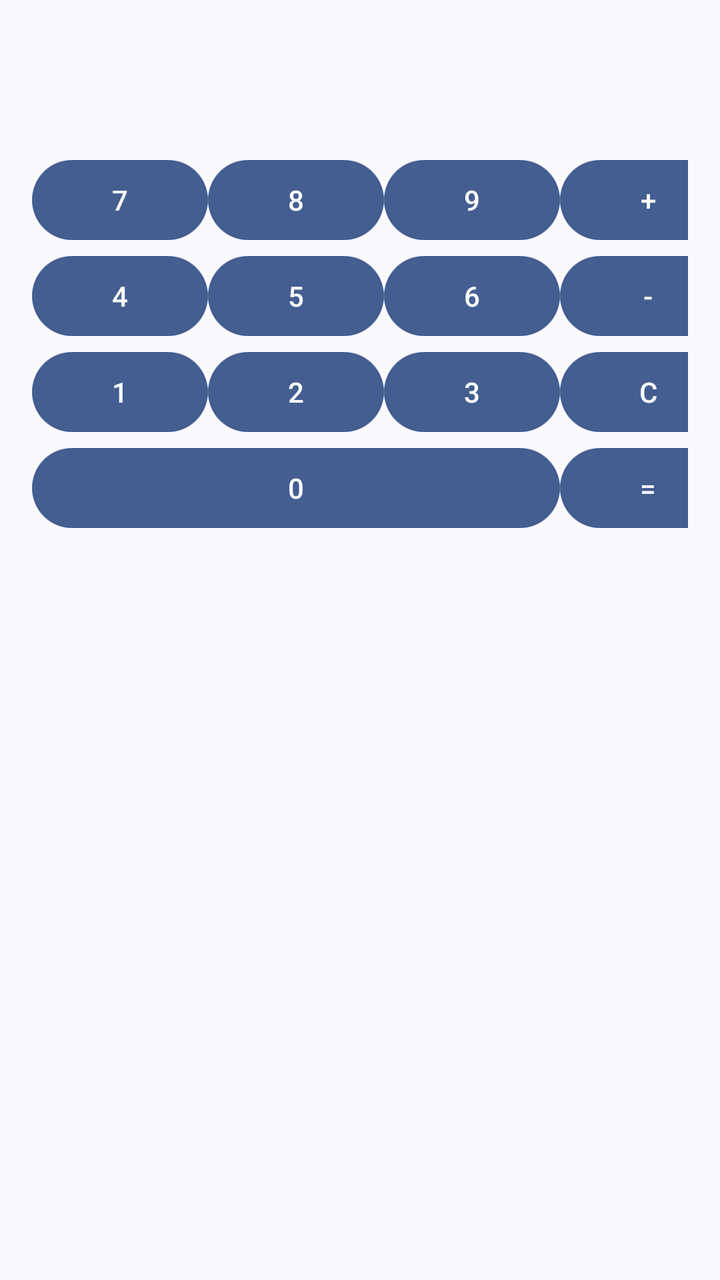
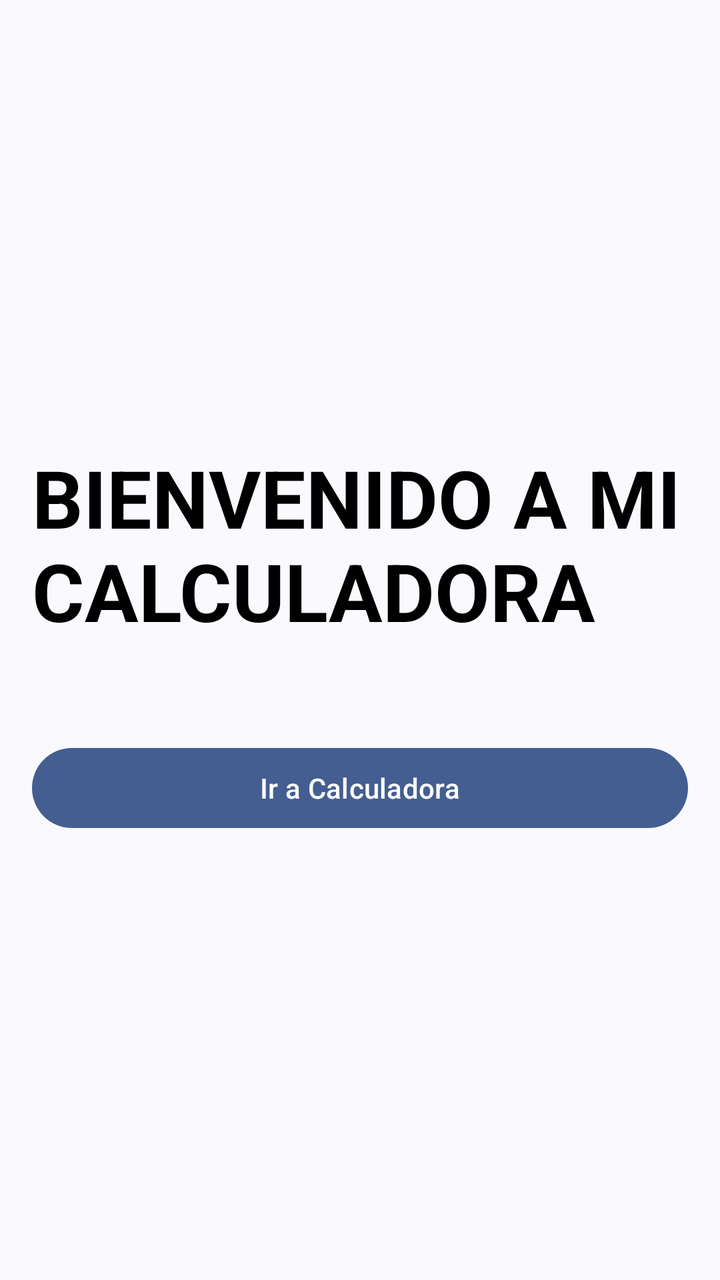

Screens rendered from an Android XML layout before and after an edit, with the pre-edit source and the edit as a unified diff.
<!-- AndroidManifest.xml: application theme Theme.DAMProgramacionMultimediaYDispositivosMoviles -->
<!-- res/layout/activity_main.xml -->
<?xml version="1.0" encoding="utf-8"?>
<androidx.constraintlayout.widget.ConstraintLayout xmlns:android="http://schemas.android.com/apk/res/android"
        xmlns:app="http://schemas.android.com/apk/res-auto"
        xmlns:tools="http://schemas.android.com/tools"
        android:id="@+id/main"
        android:layout_width="match_parent"
        android:layout_height="match_parent"
        tools:context=".MainActivity">

    <GridLayout xmlns:android="http://schemas.android.com/apk/res/android"
            android:layout_width="match_parent"
            android:layout_height="match_parent"
            android:columnCount="4"
            android:rowCount="6"
            android:padding="16dp">

        
        <TextView
                android:id="@+id/tvPantalla"
                android:background="@color/white"
                android:textSize="45dp"
                android:layout_row="0"
                android:layout_column="0" 
                android:layout_columnSpan="4" />

        
        <Button
                android:id="@+id/btn7"
                android:text="7"
                android:layout_row="1"
                android:layout_column="0" />

        <Button
                android:id="@+id/btn8"
                android:text="8"
                android:layout_row="1"
                android:layout_column="1" />

        <Button
                android:id="@+id/btn9"
                android:text="9"
                android:layout_row="1"
                android:layout_column="2" />

        <Button
                android:id="@+id/btnMas"
                android:text="+"
                android:layout_row="1"
                android:layout_column="3" />

        
        <Button
                android:id="@+id/btn4"
                android:text="4"
                android:layout_row="2"
                android:layout_column="0" />

        <Button
                android:id="@+id/btn5"
                android:text="5"
                android:layout_row="2"
                android:layout_column="1" />

        <Button
                android:id="@+id/btn6"
                android:text="6"
                android:layout_row="2"
                android:layout_column="2" />

        <Button
                android:id="@+id/btnMenos"
                android:text="-"
                android:layout_row="2"
                android:layout_column="3" />

        
        <Button
                android:id="@+id/btn1"
                android:text="1"
                android:layout_row="3"
                android:layout_column="0" />

        <Button
                android:id="@+id/btn2"
                android:text="2"
                android:layout_row="3"
                android:layout_column="1" />

        <Button
                android:id="@+id/btn3"
                android:text="3"
                android:layout_row="3"
                android:layout_column="2" />

        <Button
                android:id="@+id/btnC"
                android:text="C"
                android:layout_row="3"
                android:layout_column="3" />


        
        <Button
                android:id="@+id/btn0"
                android:text="0"
                android:layout_row="4"
                android:layout_column="0"
                android:layout_columnSpan="3"
                android:layout_gravity="fill_horizontal" />

        <Button
                android:id="@+id/btnIgual"
                android:text="="
                android:layout_row="4"
                android:layout_column="3" />

    </GridLayout>

</androidx.constraintlayout.widget.ConstraintLayout>
<!-- resources referenced by this layout -->
<resources>
  <color name="white">#FFFFFFFF</color>
  <style name="Theme.DAMProgramacionMultimediaYDispositivosMoviles" parent="Base.Theme.DAMProgramacionMultimediaYDispositivosMoviles" />
  <style name="Base.Theme.DAMProgramacionMultimediaYDispositivosMoviles" parent="Theme.Material3.DynamicColors.DayNight">
          
          
      </style>
</resources>

<!-- the commit's change to res/layout/activity_main.xml (unified diff, before → after) -->
@@ -1,119 +1,24 @@
 <?xml version="1.0" encoding="utf-8"?>
-<androidx.constraintlayout.widget.ConstraintLayout xmlns:android="http://schemas.android.com/apk/res/android"
-        xmlns:app="http://schemas.android.com/apk/res-auto"
-        xmlns:tools="http://schemas.android.com/tools"
-        android:id="@+id/main"
+<LinearLayout xmlns:android="http://schemas.android.com/apk/res/android"
         android:layout_width="match_parent"
         android:layout_height="match_parent"
-        tools:context=".MainActivity">
+        android:orientation="vertical"
+        android:gravity="center_vertical"
+        android:padding="16dp">
 
-    <GridLayout xmlns:android="http://schemas.android.com/apk/res/android"
+    <TextView
+            android:id="@+id/tvGameOver"
+            android:layout_width="wrap_content"
+            android:layout_height="wrap_content"
+            android:text="BIENVENIDO A MI CALCULADORA"
+            android:textSize="40sp"
+            android:textStyle="bold"
+            android:textColor="#000000" />
+
+    <Button
+            android:id="@+id/btnFeedback"
             android:layout_width="match_parent"
-            android:layout_height="match_parent"
-            android:columnCount="4"
-            android:rowCount="6"
-            android:padding="16dp">
-
-        
-        <TextView
-                android:id="@+id/tvPantalla"
-                android:background="@color/white"
-                android:textSize="45dp"
-                android:layout_row="0"
-                android:layout_column="0" 
-                android:layout_columnSpan="4" />
-
-        
-        <Button
-                android:id="@+id/btn7"
-                android:text="7"
-                android:layout_row="1"
-                android:layout_column="0" />
-
-        <Button
-                android:id="@+id/btn8"
-                android:text="8"
-                android:layout_row="1"
-                android:layout_column="1" />
-
-        <Button
-                android:id="@+id/btn9"
-                android:text="9"
-                android:layout_row="1"
-                android:layout_column="2" />
-
-        <Button
-                android:id="@+id/btnMas"
-                android:text="+"
-                android:layout_row="1"
-                android:layout_column="3" />
-
-        
-        <Button
-                android:id="@+id/btn4"
-                android:text="4"
-                android:layout_row="2"
-                android:layout_column="0" />
-
-        <Button
-                android:id="@+id/btn5"
-                android:text="5"
-                android:layout_row="2"
-                android:layout_column="1" />
-
-        <Button
-                android:id="@+id/btn6"
-                android:text="6"
-                android:layout_row="2"
-                android:layout_column="2" />
-
-        <Button
-                android:id="@+id/btnMenos"
-                android:text="-"
-                android:layout_row="2"
-                android:layout_column="3" />
-
-        
-        <Button
-                android:id="@+id/btn1"
-                android:text="1"
-                android:layout_row="3"
-                android:layout_column="0" />
-
-        <Button
-                android:id="@+id/btn2"
-                android:text="2"
-                android:layout_row="3"
-                android:layout_column="1" />
-
-        <Button
-                android:id="@+id/btn3"
-                android:text="3"
-                android:layout_row="3"
-                android:layout_column="2" />
-
-        <Button
-                android:id="@+id/btnC"
-                android:text="C"
-                android:layout_row="3"
-                android:layout_column="3" />
-
-
-        
-        <Button
-                android:id="@+id/btn0"
-                android:text="0"
-                android:layout_row="4"
-                android:layout_column="0"
-                android:layout_columnSpan="3"
-                android:layout_gravity="fill_horizontal" />
-
-        <Button
-                android:id="@+id/btnIgual"
-                android:text="="
-                android:layout_row="4"
-                android:layout_column="3" />
-
-    </GridLayout>
-
-</androidx.constraintlayout.widget.ConstraintLayout>
+            android:layout_height="wrap_content"
+            android:layout_marginTop="48dp"
+            android:text="Ir a Calculadora" />
+</LinearLayout>
<!-- resource entries referenced after the edit -->
@@ -1,6 +1,5 @@
 <!-- resources referenced by this layout -->
 <resources>
-  <color name="white">#FFFFFFFF</color>
   <style name="Theme.DAMProgramacionMultimediaYDispositivosMoviles" parent="Base.Theme.DAMProgramacionMultimediaYDispositivosMoviles" />
   <style name="Base.Theme.DAMProgramacionMultimediaYDispositivosMoviles" parent="Theme.Material3.DynamicColors.DayNight">
           
